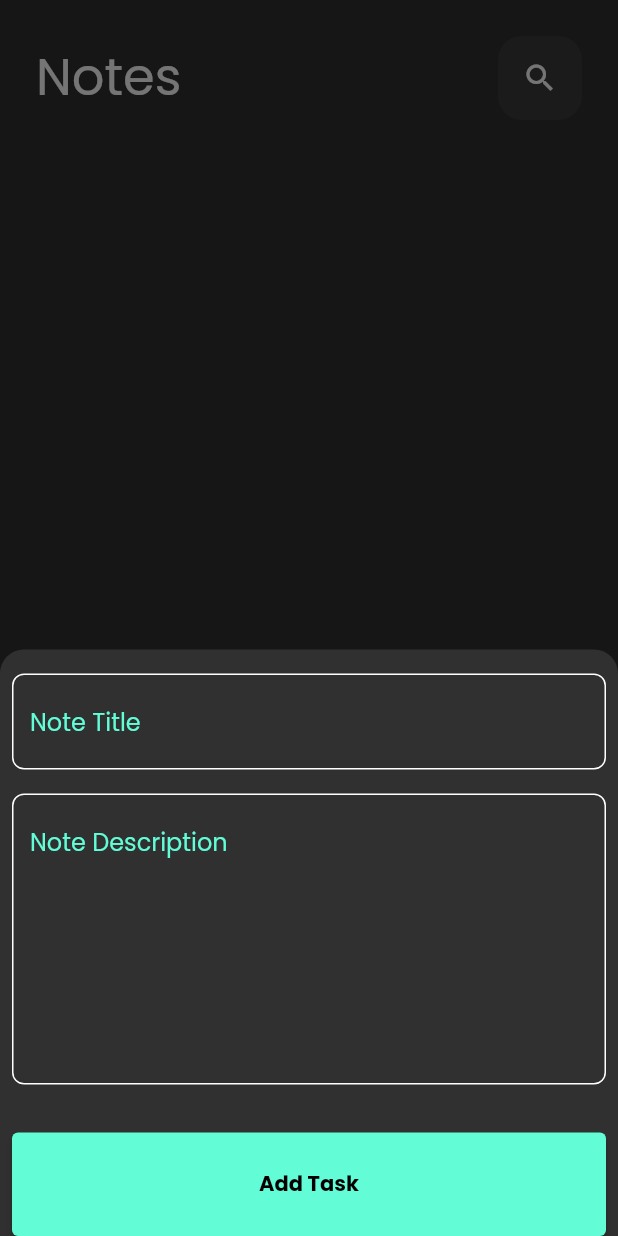
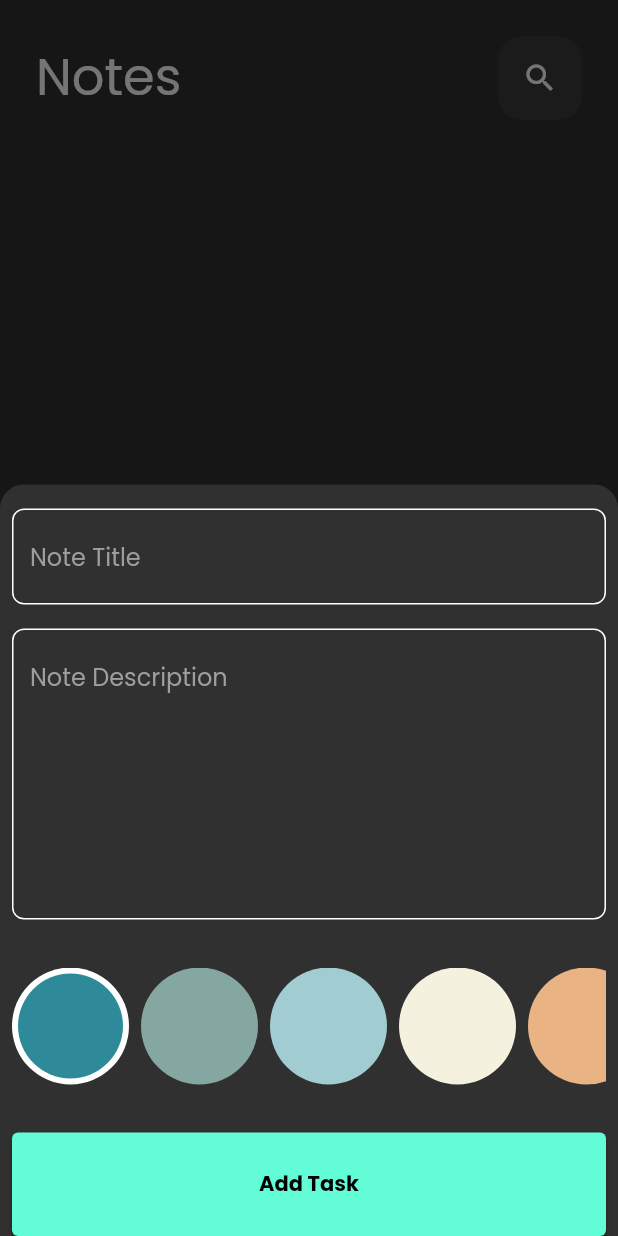
Before and after one commit to AyaAbdElmoneim158/Flutter_Apps_2023, a Flutter app: the screen it shows after launch, after a tap on the "add" icon, on a phone screen of 412 x 824 dp. Run offline on Flutter 3.47's test engine with Material 2 defaults, Android fonts, the phone set to English and light mode, and no system bars; our stand-ins replace awesome_snackbar_content, bloc, flutter_bloc, google_fonts, hive, hive_flutter; accounts and stored records are empty.

Commit message:
final Todo App

```diff
--- a/lib/cubits/add_notes/add_notes_cubit.dart
+++ b/lib/cubits/add_notes/add_notes_cubit.dart
@@ -8,7 +8,10 @@ part 'add_notes_state.dart';
 class AddNotesCubit extends Cubit<AddNotesState> {
   AddNotesCubit() : super(AddNotesInitial());
 
+  Color colorNotes = const Color(0xff0E2954);
+
   void addNote(NoteModel noteModel) {
+    noteModel.color = colorNotes.value;
     emit(AddNotesLoading());
     debugPrint(
         "len ${Hive.box<NoteModel>(notesBoxName).values.length.toString()}");
--- a/lib/models/note_model.dart
+++ b/lib/models/note_model.dart
@@ -4,13 +4,13 @@ part 'note_model.g.dart';
 @HiveType(typeId: 0) //? ~> typeId To this object  (unique) [0...255]
 class NoteModel extends HiveObject {
   @HiveField(0)
-  late final String title;
+  String title;
   @HiveField(1)
-  late final String subTitle;
+  String subTitle;
   @HiveField(2)
   late final String date;
   @HiveField(3)
-  late final int color;
+  int color;
 
   NoteModel({
     required this.title,
--- a/lib/util/constants.dart
+++ b/lib/util/constants.dart
@@ -2,3 +2,12 @@ import 'package:flutter/material.dart';
 
 Color kPrimaryColor = const Color(0xff62fcd7);
 String notesBoxName = "notesBox";
+
+List<Color> colors = const [
+  Color(0xff2E8A99),
+  Color(0xff84A7A1),
+  Color(0xffA1CCD1),
+  Color(0xffF4F2DE),
+  Color(0xffE9B384),
+  Color(0xff7C9D96),
+];
--- /dev/null
+++ b/lib/widgets/color_listview.dart
@@ -0,0 +1,62 @@
+import 'package:apps/cubits/add_notes/add_notes_cubit.dart';
+import 'package:apps/util/constants.dart';
+import 'package:flutter/material.dart';
+import 'package:flutter_bloc/flutter_bloc.dart';
+
+class ColorList extends StatefulWidget {
+  const ColorList({
+    super.key,
+  });
+
+  @override
+  State<ColorList> createState() => _ColorListState();
+}
+
+class _ColorListState extends State<ColorList> {
+  int currentIndex = 0;
+
+  @override
+  Widget build(BuildContext context) {
+    return SizedBox(
+      height: 39 * 2,
+      child: ListView.separated(
+          scrollDirection: Axis.horizontal,
+          itemBuilder: (context, index) => GestureDetector(
+              onTap: () {
+                currentIndex = index;
+                BlocProvider.of<AddNotesCubit>(context).colorNotes =
+                    colors[index];
+                setState(() {});
+              },
+              child: ColorItem(
+                isActive: currentIndex == index ? true : false,
+                color: colors[index],
+              )),
+          separatorBuilder: (context, index) => const SizedBox(width: 8),
+          itemCount: colors.length),
+    );
+  }
+}
+
+class ColorItem extends StatelessWidget {
+  const ColorItem({super.key, required this.isActive, required this.color});
+  final bool isActive;
+  final Color color;
+
+  @override
+  Widget build(BuildContext context) {
+    return isActive
+        ? CircleAvatar(
+            radius: 39,
+            backgroundColor: Colors.white,
+            child: CircleAvatar(
+              radius: 35,
+              backgroundColor: color,
+            ),
+          )
+        : CircleAvatar(
+            radius: 39,
+            backgroundColor: color,
+          );
+  }
+}
--- a/lib/widgets/custom_text_field.dart
+++ b/lib/widgets/custom_text_field.dart
@@ -3,20 +3,23 @@ import 'package:apps/util/constants.dart';
 import 'package:flutter/material.dart';
 
 class CustomTextField extends StatelessWidget {
-  const CustomTextField({
-    Key? key,
-    required this.hintText,
-    this.maxLines = 1,
-    this.onSaved,
-  }) : super(key: key);
+  const CustomTextField(
+      {Key? key,
+      required this.hintText,
+      this.maxLines = 1,
+      this.onSaved,
+      this.onChanged})
+      : super(key: key);
 
   final String? hintText;
   final int? maxLines;
   final void Function(String?)? onSaved;
+  final void Function(String)? onChanged;
   @override
   Widget build(BuildContext context) {
     return TextFormField(
       onSaved: onSaved,
+      onChanged: onChanged,
       validator: (val) {
         if (val?.isEmpty ?? true) {
           return "Field is required";
@@ -28,7 +31,7 @@ class CustomTextField extends StatelessWidget {
       style: const TextStyle(color: Colors.white),
       decoration: InputDecoration(
           hintText: hintText,
-          hintStyle: TextStyle(color: kPrimaryColor),
+          hintStyle: const TextStyle(color: Colors.grey),
           focusedBorder: OutlineInputBorder(
               borderSide: const BorderSide(color: Colors.white),
               borderRadius: BorderRadius.circular(8)),
--- a/lib/widgets/form_bottom_sheet.dart
+++ b/lib/widgets/form_bottom_sheet.dart
@@ -1,6 +1,7 @@
 import 'package:apps/cubits/add_notes/add_notes_cubit.dart';
 import 'package:apps/cubits/notes_cubit/notes_cubit.dart';
 import 'package:apps/models/note_model.dart';
+import 'package:apps/widgets/color_listview.dart';
 import 'package:apps/widgets/custom_btn.dart';
 import 'package:apps/widgets/custom_text_field.dart';
 import 'package:flutter/material.dart';
@@ -39,6 +40,8 @@ class _FormBottomSheetState extends State<FormBottomSheet> {
                     maxLines: 7,
                     onSaved: (val) => description = val),
                 const SizedBox(height: 32),
+                const ColorList(),
+                const SizedBox(height: 32),
                 BlocBuilder<AddNotesCubit, AddNotesState>(
                     builder: (context, state) {
                   return CustomBtn(
@@ -50,7 +53,9 @@ class _FormBottomSheetState extends State<FormBottomSheet> {
                               title: title!,
                               subTitle: description!,
                               date: DateFormat.yMd().format(DateTime.now()),
-                              color: const Color(0xff9BCDD2).value);
+                              color: BlocProvider.of<AddNotesCubit>(context)
+                                  .colorNotes
+                                  .value);
                           BlocProvider.of<AddNotesCubit>(context)
                               .addNote(noteModel);
                           BlocProvider.of<NotesCubit>(context).fetchNotes();
--- a/lib/widgets/note_item.dart
+++ b/lib/widgets/note_item.dart
@@ -47,7 +47,7 @@ class NoteItem extends StatelessWidget {
                       onPressed: () {
                         note.delete();
                         final snackBar = customSnackBar(
-                            contentType: ContentType.warning,
+                            contentType: ContentType.failure,
                             title: "Deleted Note Successful");
 
                         ScaffoldMessenger.of(context)
```
Also changed, not shown: lib/views/edit_view.dart (+54 -3 lines).
